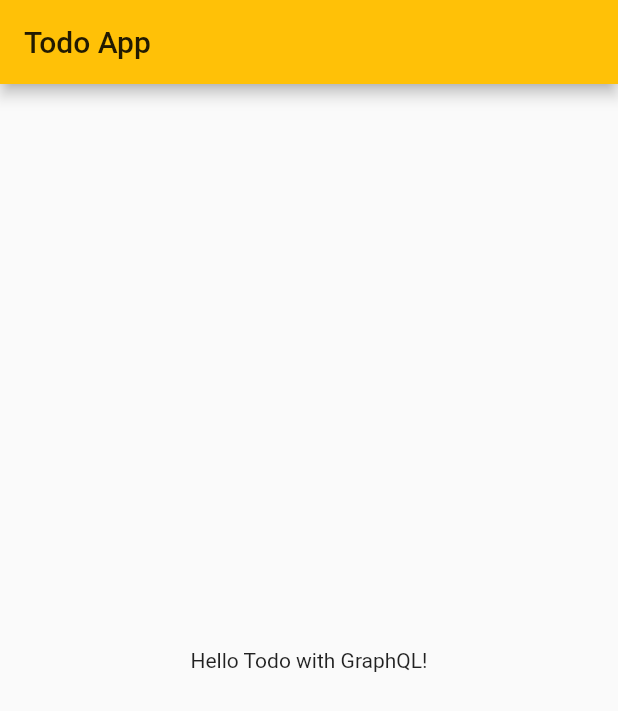
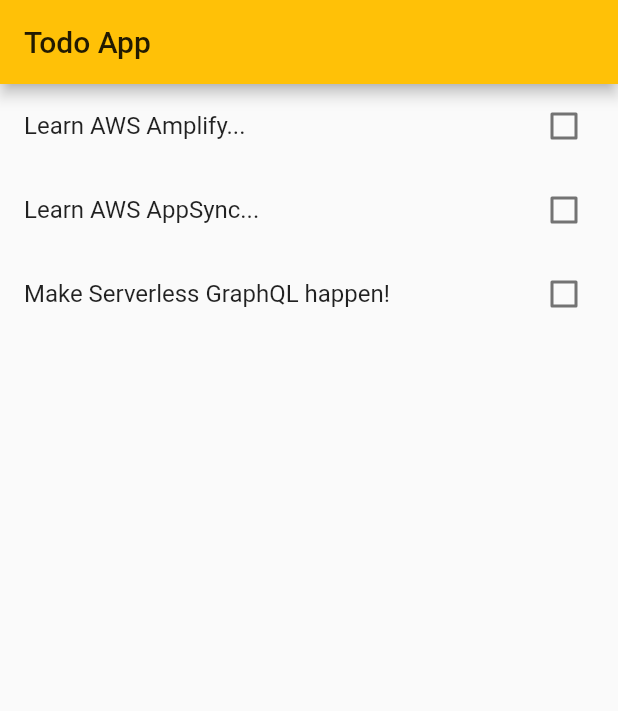
Before and after one commit to JELaVallee/todo_flutter_gql_demo, a Flutter app: the screen it shows after launch, on a phone screen of 412 x 824 dp. Shown: the top 711 px of the screen. Run offline on Flutter 3.47's test engine with Material 2 defaults, Android fonts, the phone set to English and light mode, and no system bars; missing offline and left inert: amplify_api, amplify_flutter.

Commit message:
Scaffold simple TodoList view with checkbox toggling of static entities

```diff
--- a/lib/main.dart
+++ b/lib/main.dart
@@ -3,6 +3,9 @@ import 'package:amplify_flutter/amplify.dart';
 import 'package:amplify_api/amplify_api.dart';
 // Amplify configuration
 import 'amplifyconfiguration.dart';
+
+// Models
+import './model/todo.dart';
 
 void main() {
   runApp(TodoApp());
@@ -23,6 +26,13 @@ class TodoWidget extends StatefulWidget {
 }
 
 class TodoListState extends State<TodoWidget> {
+  // Placeholder state entity
+  List<Todo> todoItems = [
+    Todo("12345", "Learn AWS Amplify...", false),
+    Todo("23456", "Learn AWS AppSync...", false),
+    Todo("34678", "Make Serverless GraphQL happen!", false),
+  ];
+
   @override
   void initState() {
     super.initState();
@@ -30,6 +40,13 @@ class TodoListState extends State<TodoWidget> {
     // Initialize Amplify service components
     Amplify.addPlugin(AmplifyAPI());
     Amplify.configure(amplifyconfig);
+  }
+
+  // Callbacks
+  void onTodoToggle(Todo todo) {
+    setState(() {
+      todo.setCompleted(!todo.isCompleted());
+    });
   }
 
   @override
@@ -44,6 +61,14 @@ class TodoListState extends State<TodoWidget> {
             appBar: AppBar(
               title: Text('Todo App'),
             ),
-            body: Center(child: Text('Hello Todo with GraphQL!'))));
+            body: ListView.builder(
+                itemCount: todoItems.length,
+                itemBuilder: (context, index) {
+                  return CheckboxListTile(
+                    title: Text(todoItems[index].getName()),
+                    value: todoItems[index].isCompleted(),
+                    onChanged: (_) => onTodoToggle(todoItems[index]),
+                  );
+                })));
   }
 }
```
